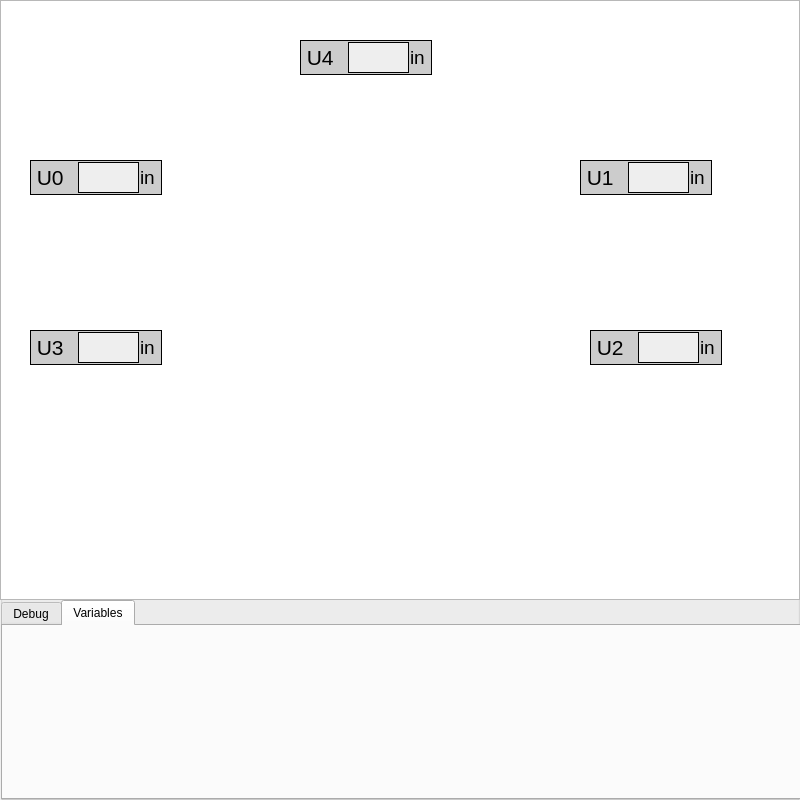
First picture: the form in SECON_Python/mainwindow.ui, repository wnh44/SECON-2018, before the edit.
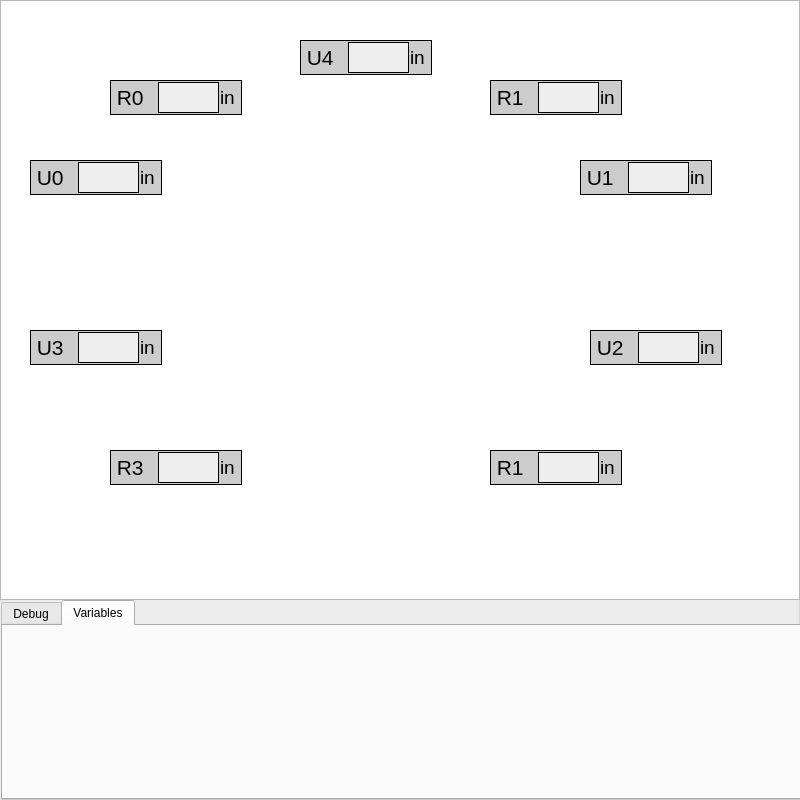
Second picture: the form after the edit.

Diff of the .ui file:
```diff
--- a/SECON_Python/mainwindow.ui
+++ b/SECON_Python/mainwindow.ui
@@ -459,6 +459,290 @@
       </property>
      </widget>
     </widget>
+    <widget class="QGroupBox" name="microswitch1">
+     <property name="geometry">
+      <rect>
+       <x>490</x>
+       <y>80</y>
+       <width>132</width>
+       <height>35</height>
+      </rect>
+     </property>
+     <property name="styleSheet">
+      <string notr="true">background-color: #CCCCCC; border: 1px solid black;</string>
+     </property>
+     <property name="title">
+      <string/>
+     </property>
+     <widget class="QPlainTextEdit" name="microswitch1_value">
+      <property name="geometry">
+       <rect>
+        <x>48</x>
+        <y>2</y>
+        <width>61</width>
+        <height>31</height>
+       </rect>
+      </property>
+      <property name="styleSheet">
+       <string notr="true">background-color: #EEEEEE;</string>
+      </property>
+     </widget>
+     <widget class="QLabel" name="microswitch1_label">
+      <property name="geometry">
+       <rect>
+        <x>1</x>
+        <y>1</y>
+        <width>41</width>
+        <height>33</height>
+       </rect>
+      </property>
+      <property name="font">
+       <font>
+        <pointsize>16</pointsize>
+       </font>
+      </property>
+      <property name="styleSheet">
+       <string notr="true">border: 0px solid;</string>
+      </property>
+      <property name="text">
+       <string> R1</string>
+      </property>
+     </widget>
+     <widget class="QLabel" name="microswitch1_label_2">
+      <property name="geometry">
+       <rect>
+        <x>110</x>
+        <y>1</y>
+        <width>21</width>
+        <height>33</height>
+       </rect>
+      </property>
+      <property name="font">
+       <font>
+        <pointsize>14</pointsize>
+       </font>
+      </property>
+      <property name="styleSheet">
+       <string notr="true">border: 0px solid;</string>
+      </property>
+      <property name="text">
+       <string>in</string>
+      </property>
+     </widget>
+    </widget>
+    <widget class="QGroupBox" name="microswitch0">
+     <property name="geometry">
+      <rect>
+       <x>110</x>
+       <y>80</y>
+       <width>132</width>
+       <height>35</height>
+      </rect>
+     </property>
+     <property name="styleSheet">
+      <string notr="true">background-color: #CCCCCC; border: 1px solid black;</string>
+     </property>
+     <property name="title">
+      <string/>
+     </property>
+     <widget class="QPlainTextEdit" name="microswitch0_value">
+      <property name="geometry">
+       <rect>
+        <x>48</x>
+        <y>2</y>
+        <width>61</width>
+        <height>31</height>
+       </rect>
+      </property>
+      <property name="styleSheet">
+       <string notr="true">background-color: #EEEEEE;</string>
+      </property>
+     </widget>
+     <widget class="QLabel" name="microswitch0_label">
+      <property name="geometry">
+       <rect>
+        <x>1</x>
+        <y>1</y>
+        <width>41</width>
+        <height>33</height>
+       </rect>
+      </property>
+      <property name="font">
+       <font>
+        <pointsize>16</pointsize>
+       </font>
+      </property>
+      <property name="styleSheet">
+       <string notr="true">border: 0px solid;</string>
+      </property>
+      <property name="text">
+       <string> R0</string>
+      </property>
+     </widget>
+     <widget class="QLabel" name="microswitch0_label_2">
+      <property name="geometry">
+       <rect>
+        <x>110</x>
+        <y>1</y>
+        <width>21</width>
+        <height>33</height>
+       </rect>
+      </property>
+      <property name="font">
+       <font>
+        <pointsize>14</pointsize>
+       </font>
+      </property>
+      <property name="styleSheet">
+       <string notr="true">border: 0px solid;</string>
+      </property>
+      <property name="text">
+       <string>in</string>
+      </property>
+     </widget>
+    </widget>
+    <widget class="QGroupBox" name="microswitch2">
+     <property name="geometry">
+      <rect>
+       <x>490</x>
+       <y>450</y>
+       <width>132</width>
+       <height>35</height>
+      </rect>
+     </property>
+     <property name="styleSheet">
+      <string notr="true">background-color: #CCCCCC; border: 1px solid black;</string>
+     </property>
+     <property name="title">
+      <string/>
+     </property>
+     <widget class="QPlainTextEdit" name="microswitch2_value">
+      <property name="geometry">
+       <rect>
+        <x>48</x>
+        <y>2</y>
+        <width>61</width>
+        <height>31</height>
+       </rect>
+      </property>
+      <property name="styleSheet">
+       <string notr="true">background-color: #EEEEEE;</string>
+      </property>
+     </widget>
+     <widget class="QLabel" name="microswitch2_label">
+      <property name="geometry">
+       <rect>
+        <x>1</x>
+        <y>1</y>
+        <width>41</width>
+        <height>33</height>
+       </rect>
+      </property>
+      <property name="font">
+       <font>
+        <pointsize>16</pointsize>
+       </font>
+      </property>
+      <property name="styleSheet">
+       <string notr="true">border: 0px solid;</string>
+      </property>
+      <property name="text">
+       <string> R1</string>
+      </property>
+     </widget>
+     <widget class="QLabel" name="microswitch2_label_2">
+      <property name="geometry">
+       <rect>
+        <x>110</x>
+        <y>1</y>
+        <width>21</width>
+        <height>33</height>
+       </rect>
+      </property>
+      <property name="font">
+       <font>
+        <pointsize>14</pointsize>
+       </font>
+      </property>
+      <property name="styleSheet">
+       <string notr="true">border: 0px solid;</string>
+      </property>
+      <property name="text">
+       <string>in</string>
+      </property>
+     </widget>
+    </widget>
+    <widget class="QGroupBox" name="microswitch3">
+     <property name="geometry">
+      <rect>
+       <x>110</x>
+       <y>450</y>
+       <width>132</width>
+       <height>35</height>
+      </rect>
+     </property>
+     <property name="styleSheet">
+      <string notr="true">background-color: #CCCCCC; border: 1px solid black;</string>
+     </property>
+     <property name="title">
+      <string/>
+     </property>
+     <widget class="QPlainTextEdit" name="microswitch3_value">
+      <property name="geometry">
+       <rect>
+        <x>48</x>
+        <y>2</y>
+        <width>61</width>
+        <height>31</height>
+       </rect>
+      </property>
+      <property name="styleSheet">
+       <string notr="true">background-color: #EEEEEE;</string>
+      </property>
+     </widget>
+     <widget class="QLabel" name="microswitch3_label">
+      <property name="geometry">
+       <rect>
+        <x>1</x>
+        <y>1</y>
+        <width>41</width>
+        <height>33</height>
+       </rect>
+      </property>
+      <property name="font">
+       <font>
+        <pointsize>16</pointsize>
+       </font>
+      </property>
+      <property name="styleSheet">
+       <string notr="true">border: 0px solid;</string>
+      </property>
+      <property name="text">
+       <string> R3</string>
+      </property>
+     </widget>
+     <widget class="QLabel" name="microswitch3_label_2">
+      <property name="geometry">
+       <rect>
+        <x>110</x>
+        <y>1</y>
+        <width>21</width>
+        <height>33</height>
+       </rect>
+      </property>
+      <property name="font">
+       <font>
+        <pointsize>14</pointsize>
+       </font>
+      </property>
+      <property name="styleSheet">
+       <string notr="true">border: 0px solid;</string>
+      </property>
+      <property name="text">
+       <string>in</string>
+      </property>
+     </widget>
+    </widget>
    </widget>
   </widget>
  </widget>
```
Left out of the diff: 12 changed lines with no effect on the pictures.
